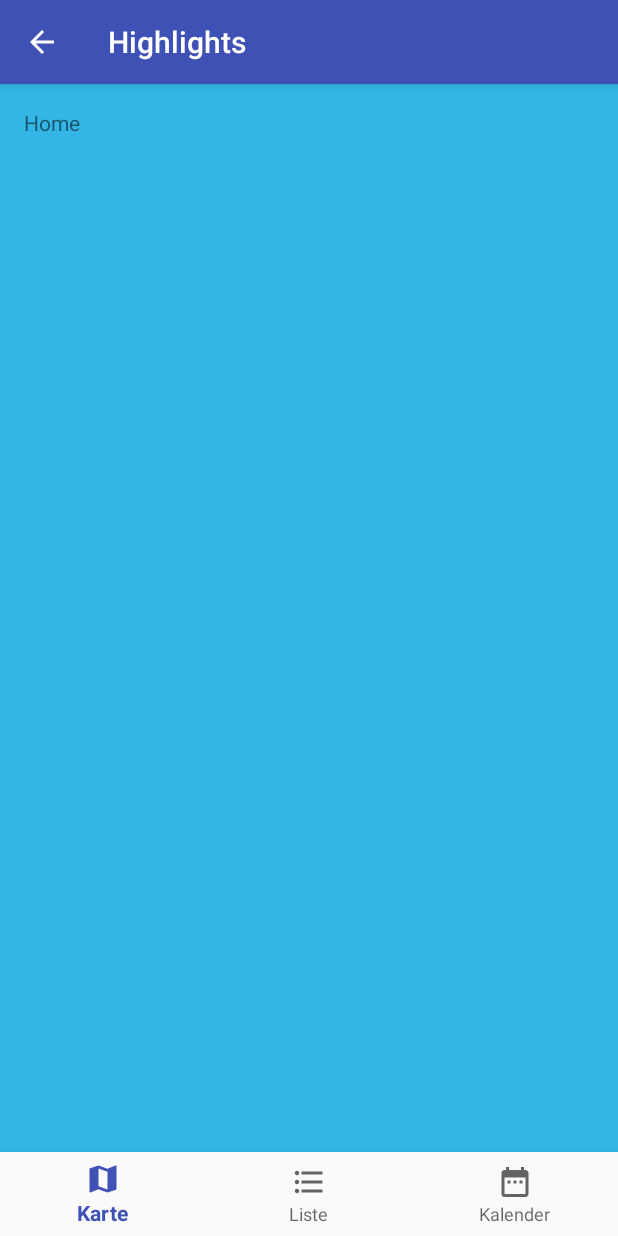
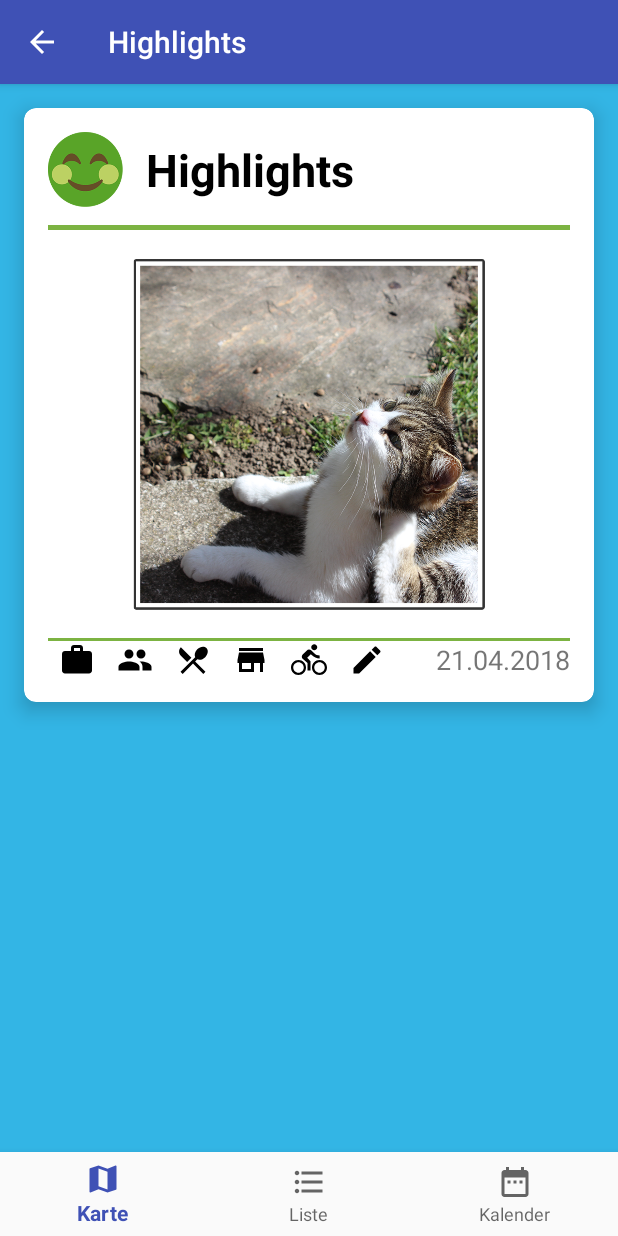
Before and after one commit to mpharp/dialyApp, an Android app: the Highlights screen opened directly, with no data from a screen before it, on a phone screen of 412 x 824 dp. Run offline under Robolectric (Android 15) with nearby library versions, the phone set to English and light mode, and no system bars; 2 statements that could not run were skipped.

Commit message:
Entries in Highlights anzeigen (Übersicht)

```diff
--- a/app/src/main/java/mym3app/hci/univie/ac/at/dialyapp/Highlights.java
+++ b/app/src/main/java/mym3app/hci/univie/ac/at/dialyapp/Highlights.java
@@ -5,6 +5,8 @@ import android.support.annotation.NonNull;
 import android.support.design.widget.BottomNavigationView;
 import android.support.v7.app.AppCompatActivity;
 import android.view.MenuItem;
+import android.view.View;
+import android.widget.ImageView;
 import android.widget.TextView;
 
 import java.io.FileNotFoundException;
@@ -13,7 +15,16 @@ import java.util.Arrays;
 
 public class Highlights extends AppCompatActivity {
 
-    private TextView mTextMessage;
+    ImageView entry1_emo;
+    TextView entry1_title;
+    ImageView entry1_img;
+    ImageView entry1_work;
+    ImageView entry1_friends;
+    ImageView entry1_food;
+    ImageView entry1_shopping;
+    ImageView entry1_health;
+    ImageView entry1_custom;
+    TextView entry1_date;
 
     private BottomNavigationView.OnNavigationItemSelectedListener mOnNavigationItemSelectedListener
             = new BottomNavigationView.OnNavigationItemSelectedListener() {
@@ -22,24 +33,36 @@ public class Highlights extends AppCompatActivity {
         public boolean onNavigationItemSelected(@NonNull MenuItem item) {
             switch (item.getItemId()) {
                 case R.id.navigation_map:
-                    mTextMessage.setText("Karte");
+                    //mTextMessage.setText("Karte");
                     return true;
                 case R.id.navigation_list:
-                    mTextMessage.setText("Liste");
+                    //mTextMessage.setText("Liste");
                     return true;
                 case R.id.navigation_calendar:
-                    mTextMessage.setText("Kalender");
+                    //mTextMessage.setText("Kalender");
                     return true;
             }
             return false;
         }
     };
 
+
+
     @Override
     protected void onCreate(Bundle savedInstanceState) {
         super.onCreate(savedInstanceState);
         setContentView(R.layout.activity_highlights);
 
+        entry1_emo = (ImageView) findViewById(R.id.entry1_emo);
+        entry1_title = (TextView) findViewById(R.id.entry1_title);
+        entry1_img = (ImageView) findViewById(R.id.entry1_img);
+        entry1_work = (ImageView) findViewById(R.id.entry1_work);
+        entry1_friends = (ImageView) findViewById(R.id.entry1_friends);
+        entry1_food = (ImageView) findViewById(R.id.entry1_food);
+        entry1_shopping = (ImageView) findViewById(R.id.entry1_shopping);
+        entry1_health = (ImageView) findViewById(R.id.entry1_health);
+        entry1_custom = (ImageView) findViewById(R.id.entry1_custom);
+        entry1_date = (TextView) findViewById(R.id.entry1_date);
 
         String[] fileList = fileList();
         ArrayList<Entry> entries = new ArrayList<Entry>();
@@ -53,9 +76,90 @@ public class Highlights extends AppCompatActivity {
             }
         }
 
+        Entry entry1 = entries.get(0);
+
+        switch (entry1.getEmotion()) {
+            case 1:
+                entry1_emo.setImageDrawable(getResources().getDrawable(R.drawable.em1_h));
+                break;
+            case 2:
+                entry1_emo.setImageDrawable(getResources().getDrawable(R.drawable.em2_h));
+                break;
+            case 3:
+                entry1_emo.setImageDrawable(getResources().getDrawable(R.drawable.em3_h));
+                break;
+            case 4:
+                entry1_emo.setImageDrawable(getResources().getDrawable(R.drawable.em4_h));
+                break;
+            case 5:
+                entry1_emo.setImageDrawable(getResources().getDrawable(R.drawable.em5_h));
+                break;
+            default:
+        }
+
+        String entries_str = "";
+        for (Entry entry : entries) {
+            entries_str += entry.toString();
+        }
+
+        entry1_title.setText(entries.get(entries.size()-1).toString());
+
+        switch (entry1.getMedia()) {
+            case 1:
+                entry1_img.setImageDrawable(getResources().getDrawable(R.drawable.img1));
+                break;
+            case 2:
+                entry1_img.setImageDrawable(getResources().getDrawable(R.drawable.img2));
+                break;
+            case 3:
+                entry1_img.setImageDrawable(getResources().getDrawable(R.drawable.img3));
+                break;
+            case 4:
+                entry1_img.setImageDrawable(getResources().getDrawable(R.drawable.img4));
+                break;
+            case 5:
+                entry1_img.setImageDrawable(getResources().getDrawable(R.drawable.img5));
+                break;
+            case 6:
+                entry1_img.setImageDrawable(getResources().getDrawable(R.drawable.img6));
+                break;
+            default:
+        }
+
+        String[] cat_str_arr = entry1.getCategory().split(" ");
+        Boolean[] cat_bool_arr = new Boolean[cat_str_arr.length];
+        for (int i = 0; i < cat_str_arr.length; i++) {
+            cat_bool_arr[i] = Boolean.parseBoolean(cat_str_arr[i]);
+            if (!(cat_bool_arr[i])) {
+                switch (i) {
+                    case 0:
+                        entry1_work.setVisibility(View.GONE);
+                        break;
+                    case 1:
+                        entry1_friends.setVisibility(View.GONE);
+                        break;
+                    case 2:
+                        entry1_food.setVisibility(View.GONE);
+                        break;
+                    case 3:
+                        entry1_shopping.setVisibility(View.GONE);
+                        break;
+                    case 4:
+                        entry1_health.setVisibility(View.GONE);
+                        break;
+                    case 5:
+                        entry1_custom.setVisibility(View.GONE);
+                        break;
+                    default:
+                }
+            }
+        }
+
+        entry1_date.setText(entry1.getDate() + entries.size());
+
         System.out.println(entries.toString());
 
-        mTextMessage = (TextView) findViewById(R.id.message);
+
         BottomNavigationView navigation = (BottomNavigationView) findViewById(R.id.navigation);
         navigation.setOnNavigationItemSelectedListener(mOnNavigationItemSelectedListener);
     }
--- a/app/src/main/res/layout/activity_highlights.xml
+++ b/app/src/main/res/layout/activity_highlights.xml
@@ -13,16 +13,128 @@
         app:layout_behavior="@string/appbar_scrolling_view_behavior"
         android:background="@color/bg_color">
 
-        <TextView
-            android:id="@+id/message"
-            android:layout_width="wrap_content"
+        <android.support.v7.widget.CardView
+            android:id="@+id/entry1"
+            android:layout_width="match_parent"
             android:layout_height="wrap_content"
-            android:layout_marginLeft="@dimen/activity_horizontal_margin"
-            android:layout_marginStart="@dimen/activity_horizontal_margin"
-            android:layout_marginTop="@dimen/activity_vertical_margin"
-            android:text="@string/title_home"
-            app:layout_constraintLeft_toLeftOf="parent"
-            app:layout_constraintTop_toTopOf="parent" />
+            android:layout_marginBottom="16dp"
+            android:layout_marginLeft="16dp"
+            android:layout_marginRight="16dp"
+            android:layout_marginTop="16dp"
+            app:cardCornerRadius="8dp"
+            app:cardElevation="8dp">
+
+            <LinearLayout
+                android:layout_width="wrap_content"
+                android:layout_height="wrap_content"
+                android:layout_gravity="center_vertical"
+                android:layout_margin="16dp"
+                android:orientation="vertical">
+
+                <LinearLayout
+                    android:layout_width="match_parent"
+                    android:layout_height="wrap_content"
+                    android:orientation="horizontal">
+
+                    <ImageView
+                        android:id="@+id/entry1_emo"
+                        android:layout_width="50dp"
+                        android:layout_height="50dp"
+                        android:src="@drawable/em1_h"
+                        android:layout_marginEnd="15dp"/>
+
+                    <TextView
+                        android:id="@+id/entry1_title"
+                        android:layout_width="match_parent"
+                        android:layout_height="wrap_content"
+                        android:text="@string/highlights"
+                        android:textColor="@android:color/black"
+                        android:textSize="30sp"
+                        android:textStyle="bold"
+                        android:layout_gravity="center"/>
+
+                </LinearLayout>
+
+                <View
+                    android:layout_width="match_parent"
+                    android:layout_height="3dp"
+                    android:background="@color/colorAccent"
+                    android:layout_marginTop="12dp"/>
+
+                <ImageView
+                    android:id="@+id/entry1_img"
+                    android:layout_width="match_parent"
+                    android:layout_height="250dp"
+                    android:src="@drawable/img1"
+                    android:layout_marginTop="10dp"/>
+
+                <View
+                    android:layout_width="match_parent"
+                    android:layout_height="2dp"
+                    android:background="@color/colorAccent"
+                    android:layout_marginTop="12dp"/>
+
+                <LinearLayout
+                    android:layout_width="match_parent"
+                    android:layout_height="wrap_content"
+                    android:orientation="horizontal">
+                    <LinearLayout
+                        android:layout_width="0dp"
+                        android:layout_height="wrap_content"
+                        android:layout_weight="4"
+                        android:orientation="horizontal"
+                        android:layout_gravity="bottom">
+                        <ImageView
+                            android:id="@+id/entry1_work"
+                            android:layout_width="0dp"
+                            android:layout_height="wrap_content"
+                            android:layout_weight="1"
+                            android:src="@drawable/ic_work"/>
+                        <ImageView
+                            android:id="@+id/entry1_friends"
+                            android:layout_width="0dp"
+                            android:layout_height="wrap_content"
+                            android:layout_weight="1"
+                            android:src="@drawable/ic_people"/>
+                        <ImageView
+                            android:id="@+id/entry1_food"
+                            android:layout_width="0dp"
+                            android:layout_height="wrap_content"
+                            android:layout_weight="1"
+                            android:src="@drawable/ic_food"/>
+                        <ImageView
+                            android:id="@+id/entry1_shopping"
+                            android:layout_width="0dp"
+                            android:layout_height="wrap_content"
+                            android:layout_weight="1"
+                            android:src="@drawable/ic_store"/>
+                        <ImageView
+                            android:id="@+id/entry1_health"
+                            android:layout_width="0dp"
+                            android:layout_height="wrap_content"
+                            android:layout_weight="1"
+                            android:src="@drawable/ic_bike"/>
+                        <ImageView
+                            android:id="@+id/entry1_custom"
+                            android:layout_width="0dp"
+                            android:layout_height="wrap_content"
+                            android:layout_weight="1"
+                            android:src="@drawable/ic_edit_black_24dp"/>
+                    </LinearLayout>
+                    <TextView
+                        android:id="@+id/entry1_date"
+                        android:layout_width="0dp"
+                        android:layout_height="wrap_content"
+                        android:layout_weight="2"
+                        android:text="21.04.2018"
+                        android:textAlignment="viewEnd"
+                        android:layout_gravity="end|bottom"
+                        android:textSize="18sp"/>
+                </LinearLayout>
+
+            </LinearLayout>
+
+        </android.support.v7.widget.CardView>
     </LinearLayout>
     <android.support.design.widget.BottomNavigationView
         android:id="@+id/navigation"
--- a/app/src/main/res/layout/content_main.xml
+++ b/app/src/main/res/layout/content_main.xml
@@ -22,6 +22,11 @@
     android:layout_width="match_parent"
     android:layout_height="0dp"
     android:padding="14dp">-->
+
+    <TextView
+        android:layout_width="match_parent"
+        android:layout_height="wrap_content"
+        android:id="@+id/test_txt"/>
 
     <!-- Highlights -->
     <android.support.v7.widget.CardView
```
Also changed, not shown: app/src/main/java/mym3app/hci/univie/ac/at/dialyapp/Entry.java (+7 -13 lines), app/src/main/java/mym3app/hci/univie/ac/at/dialyapp/ImageSelect.java (+90 -37 lines), app/src/main/java/mym3app/hci/univie/ac/at/dialyapp/MainActivity.java (+11 -15 lines), app/src/main/java/mym3app/hci/univie/ac/at/dialyapp/NewEntry_1.java (+13 -1 lines), app/src/main/java/mym3app/hci/univie/ac/at/dialyapp/NewEntry_2.java (+60 -15 lines), app/src/main/res/layout/activity_image_select.xml (+14 -0 lines).
